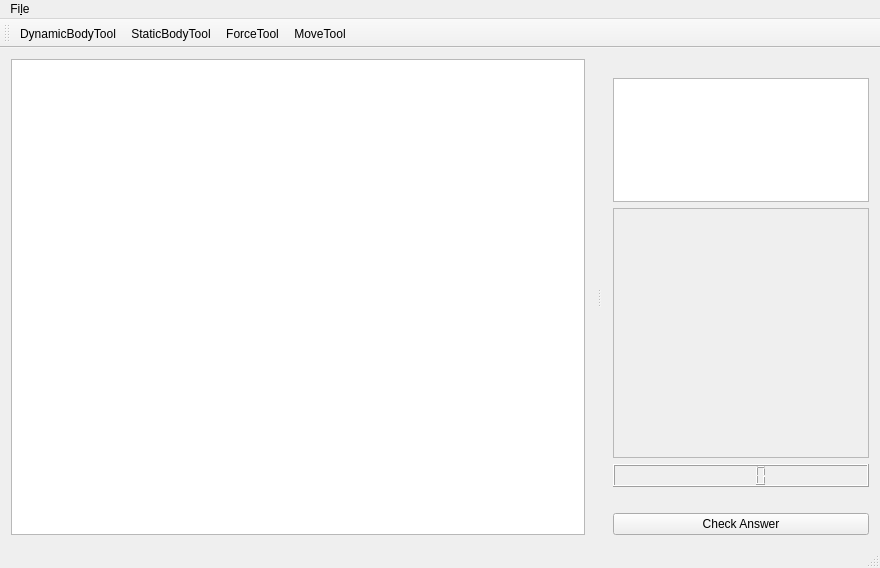
This is NewtonCore/mainwindow.ui in jarednielson/NewtonEZ as Qt 5 draws it before an edit. The edited form follows.
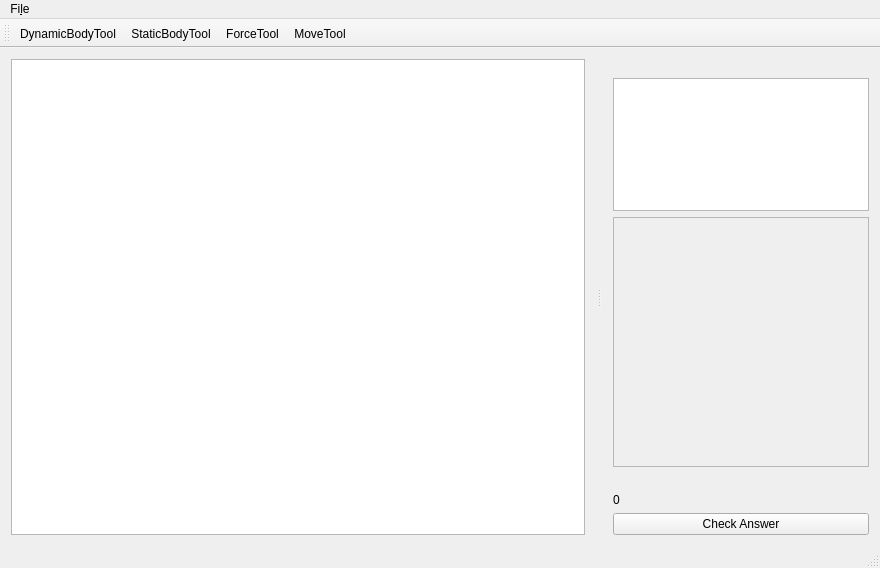
This is the edited form. Custom widgets are drawn as their Qt base class.

Commit message: Switch LCDnumber to label and change slots to work with this

Patch:
```diff
--- a/NewtonCore/mainwindow.ui
+++ b/NewtonCore/mainwindow.ui
@@ -178,8 +178,8 @@
            <rect>
             <x>0</x>
             <y>0</y>
-            <width>252</width>
-            <height>246</height>
+            <width>254</width>
+            <height>248</height>
            </rect>
           </property>
           <layout class="QVBoxLayout" name="verticalLayout_2">
@@ -194,16 +194,6 @@
          </widget>
         </widget>
        </item>
-       <item>
-        <widget class="QLCDNumber" name="simClock">
-         <property name="styleSheet">
-          <string notr="true">color: white;</string>
-         </property>
-         <property name="intValue" stdset="0">
-          <number>0</number>
-         </property>
-        </widget>
-       </item>
        <item>
         <widget class="QLabel" name="answerLabel">
          <property name="text">
@@ -211,6 +201,13 @@
          </property>
         </widget>
        </item>
+       <item>
+        <widget class="QLabel" name="simClock">
+         <property name="text">
+          <string>0</string>
+         </property>
+        </widget>
+       </item>
        <item>
         <widget class="QPushButton" name="startEndButton">
          <property name="maximumSize">
```
Left out of the diff: 2 changed lines with no effect on the pictures. The commit also changes 1 other file.
